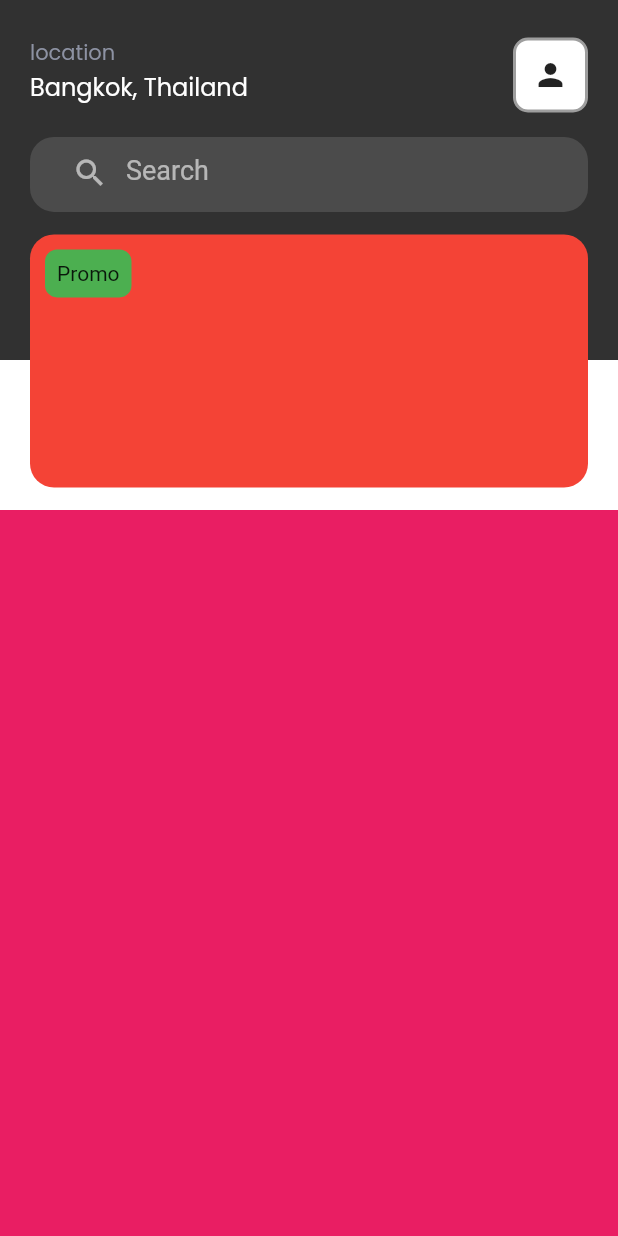
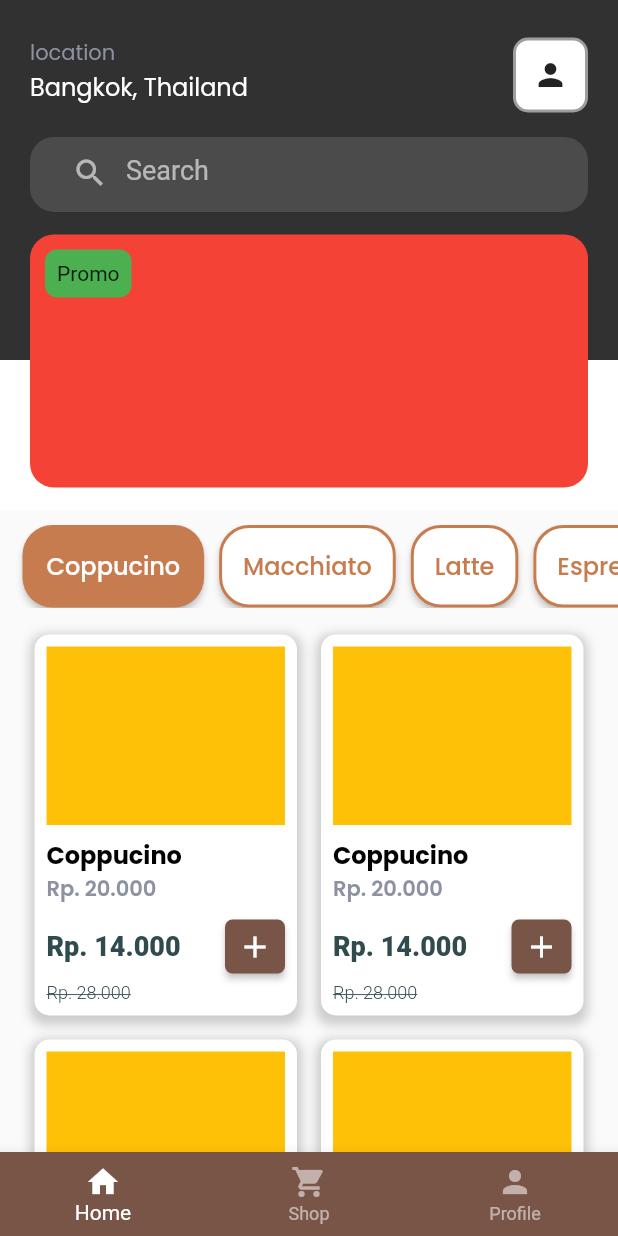
Before and after one commit to Angger-Raka/Coffe_Shop, a Flutter app: the HomeScreen screen opened by its route, on a phone screen of 412 x 824 dp. Run offline on Flutter 3.47's test engine with Material 2 defaults, Android fonts, the light colour scheme and no system bars; our stand-ins replace google_fonts.

Commit message:
Slicing Home (Profile, Search, Promo Card, List Category, List Item, bottomNavigator)

```diff
--- a/lib/screen/home/components/body.dart
+++ b/lib/screen/home/components/body.dart
@@ -1,5 +1,7 @@
 import 'package:flutter/material.dart';
 
+import 'list_category.dart';
+import 'list_item_grid.dart';
 import 'profile.dart';
 
 class Body extends StatelessWidget {
@@ -17,7 +19,19 @@ class Body extends StatelessWidget {
             Container(
               width: MediaQuery.of(context).size.width,
               height: 900,
-              color: Colors.pink,
+              child: Column(
+                children: [
+                  Flexible(
+                    child: Container(
+                      child: Padding(
+                        padding: const EdgeInsets.only(top: 10.0, bottom: 10),
+                        child: ListCategory(),
+                      ),
+                    ),
+                  ),
+                  Expanded(flex: 11, child: ListItemGrid()),
+                ],
+              ),
             )
           ],
         ),
--- a/lib/screen/home/components/list_category.dart
+++ b/lib/screen/home/components/list_category.dart
@@ -0,0 +1,88 @@
+import 'package:coffe_shope/theme.dart';
+import 'package:flutter/material.dart';
+import 'package:google_fonts/google_fonts.dart';
+
+class ListCategory extends StatelessWidget {
+  const ListCategory({super.key});
+
+  @override
+  Widget build(BuildContext context) {
+    return ListView(
+      scrollDirection: Axis.horizontal,
+      children: [
+        SizedBox(
+          width: 15,
+        ),
+        CategoryCard(
+          title: 'Coppucino',
+          onPressed: () {},
+          isSelected: true,
+        ),
+        CategoryCard(
+          title: 'Macchiato',
+          onPressed: () {},
+          isSelected: false,
+        ),
+        CategoryCard(
+          title: 'Latte',
+          onPressed: () {},
+          isSelected: false,
+        ),
+        CategoryCard(
+          title: 'Espresso',
+          onPressed: () {},
+          isSelected: false,
+        ),
+      ],
+    );
+  }
+}
+
+class CategoryCard extends StatelessWidget {
+  const CategoryCard({
+    super.key,
+    required this.title,
+    required this.onPressed,
+    required this.isSelected,
+  });
+
+  final String title;
+  final VoidCallback onPressed;
+  final bool isSelected;
+
+  @override
+  Widget build(BuildContext context) {
+    return Padding(
+      padding: const EdgeInsets.only(right: 10.0),
+      child: ElevatedButton(
+        onPressed: onPressed,
+        style: ButtonStyle(
+            backgroundColor: MaterialStateProperty.all(
+              isSelected ? tertiaryColorText : Colors.white,
+            ),
+            //border
+            side: MaterialStateProperty.all(
+              BorderSide(
+                width: 2,
+                color: isSelected ? Colors.transparent : tertiaryColorText,
+              ),
+            ),
+            shape: MaterialStateProperty.all(RoundedRectangleBorder(
+                borderRadius: BorderRadius.circular(20)))),
+        child: Text(
+          title,
+          style: isSelected
+              ? tertiaryTextStyle.copyWith(
+                  fontSize: 16,
+                  fontWeight: FontWeight.w500,
+                )
+              : GoogleFonts.poppins(
+                  color: tertiaryColorText,
+                  fontSize: 16,
+                  fontWeight: FontWeight.w500,
+                ),
+        ),
+      ),
+    );
+  }
+}
--- /dev/null
+++ b/lib/screen/home/components/list_item_grid.dart
@@ -0,0 +1,131 @@
+import 'package:coffe_shope/theme.dart';
+import 'package:flutter/material.dart';
+
+class ListItemGrid extends StatelessWidget {
+  const ListItemGrid({super.key});
+
+  @override
+  Widget build(BuildContext context) {
+    return Padding(
+      padding: const EdgeInsets.symmetric(horizontal: 15),
+      child: GridView(
+        shrinkWrap: true,
+        physics: NeverScrollableScrollPhysics(),
+        gridDelegate: SliverGridDelegateWithMaxCrossAxisExtent(
+          maxCrossAxisExtent: 300,
+          mainAxisExtent: 270,
+          childAspectRatio: 0.7,
+        ),
+        children: [
+          ItemCard(),
+          ItemCard(),
+          ItemCard(),
+          ItemCard(),
+          ItemCard(),
+          ItemCard(),
+        ],
+      ),
+    );
+  }
+}
+
+class ItemCard extends StatelessWidget {
+  const ItemCard({super.key});
+
+  @override
+  Widget build(BuildContext context) {
+    return Padding(
+      padding: const EdgeInsets.all(8.0),
+      child: Container(
+        decoration: BoxDecoration(
+          color: Colors.white,
+          borderRadius: BorderRadius.circular(10),
+          boxShadow: [
+            BoxShadow(
+              color: Colors.grey.withOpacity(0.5),
+              spreadRadius: 3,
+              blurStyle: BlurStyle.normal,
+              blurRadius: 5,
+              offset: const Offset(0, 3),
+            ),
+          ],
+        ),
+        child: Padding(
+          padding: const EdgeInsets.all(8.0),
+          child: Column(
+            children: [
+              Expanded(
+                child: Container(
+                  color: Colors.amber,
+                ),
+              ),
+              Expanded(
+                child: Padding(
+                  padding: const EdgeInsets.only(top: 8.0),
+                  child: Column(
+                    crossAxisAlignment: CrossAxisAlignment.start,
+                    children: [
+                      Text('Coppucino',
+                          style: primaryTextStyle.copyWith(
+                            fontSize: 16,
+                            fontWeight: bold,
+                          )),
+                      Text('Rp. 20.000',
+                          style: secondaryTextStyle.copyWith(
+                            fontSize: 14,
+                            fontWeight: semiBold,
+                          )),
+                      Spacer(),
+                      Row(
+                        children: [
+                          Text(
+                            "Rp. 14.000",
+                            style: TextStyle(
+                              color: Color(0xff2F4B4E),
+                              fontSize: 18,
+                              fontWeight: FontWeight.w800,
+                            ),
+                          ),
+                          Spacer(),
+                          SizedBox(
+                            width: 40,
+                            child: ElevatedButton(
+                              onPressed: () {},
+                              style: ButtonStyle(
+                                backgroundColor:
+                                    MaterialStateProperty.all(Colors.brown),
+                                shape: MaterialStateProperty.all(
+                                    RoundedRectangleBorder(
+                                  borderRadius: BorderRadius.circular(5),
+                                )),
+                                padding: MaterialStateProperty.all(
+                                    const EdgeInsets.all(0)),
+                              ),
+                              child: Icon(
+                                Icons.add,
+                                color: Colors.white,
+                              ),
+                            ),
+                          )
+                        ],
+                      ),
+                      Text(
+                        "Rp. 28.000",
+                        style: TextStyle(
+                          color: Color(0xff2F4B4E),
+                          fontSize: 12,
+                          fontWeight: FontWeight.w300,
+                          decoration: TextDecoration.lineThrough,
+                        ),
+                      ),
+                    ],
+                  ),
+                ),
+              ),
+            ],
+          ),
+        ),
+      ),
+    );
+  }
+}
--- a/lib/screen/home/home_screen.dart
+++ b/lib/screen/home/home_screen.dart
@@ -2,15 +2,53 @@ import 'package:flutter/material.dart';
 
 import 'components/body.dart';
 
-class HomeScreen extends StatelessWidget {
+class HomeScreen extends StatefulWidget {
   const HomeScreen({super.key});
 
   static String routeNamed = '/home';
 
   @override
+  State<HomeScreen> createState() => _HomeScreenState();
+}
+
+class _HomeScreenState extends State<HomeScreen> {
+  int _selectedIndex = 0;
+
+  List<Widget> _widgetOptions = <Widget>[
+    Text('Home'),
+    Text('Shop'),
+    Text('Profile'),
+  ];
+
+  @override
   Widget build(BuildContext context) {
     return Scaffold(
       body: Body(),
+      bottomNavigationBar: BottomNavigationBar(
+        backgroundColor: Colors.brown,
+        selectedItemColor: Colors.white,
+        unselectedItemColor: Colors.white54,
+        currentIndex: _selectedIndex,
+        onTap: (int index) {
+          setState(() {
+            _selectedIndex = index;
+          });
+        },
+        items: const <BottomNavigationBarItem>[
+          BottomNavigationBarItem(
+            icon: Icon(Icons.home),
+            label: 'Home',
+          ),
+          BottomNavigationBarItem(
+            icon: Icon(Icons.shopping_cart),
+            label: 'Shop',
+          ),
+          BottomNavigationBarItem(
+            icon: Icon(Icons.person),
+            label: 'Profile',
+          ),
+        ],
+      ),
     );
   }
 }
```
